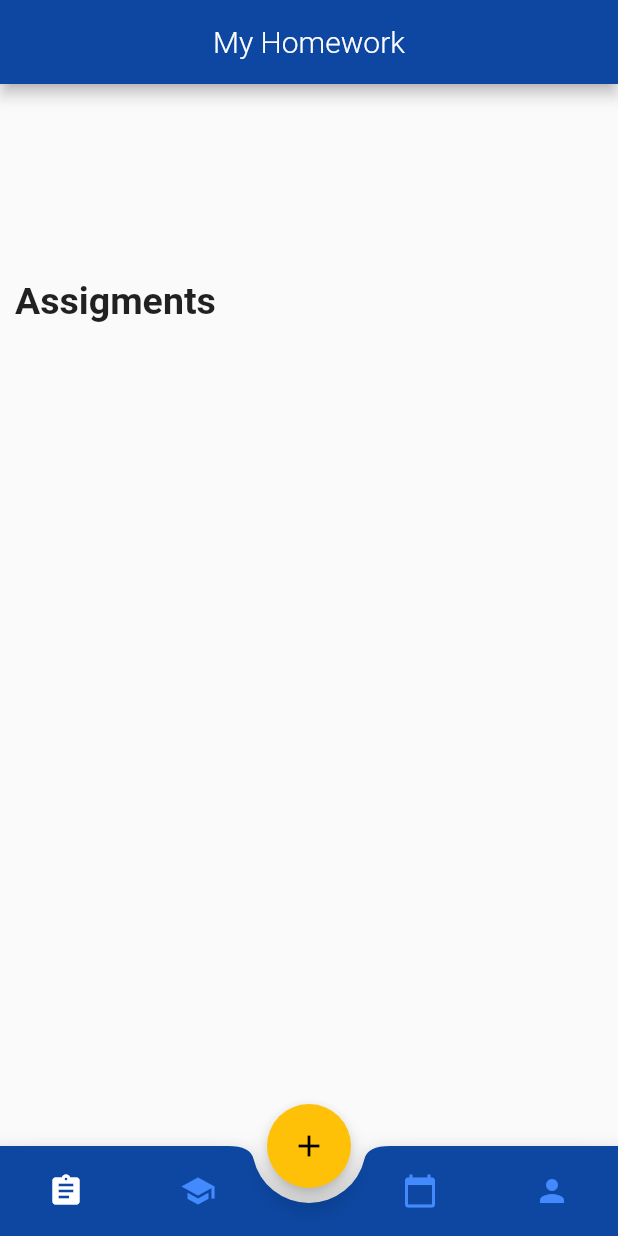
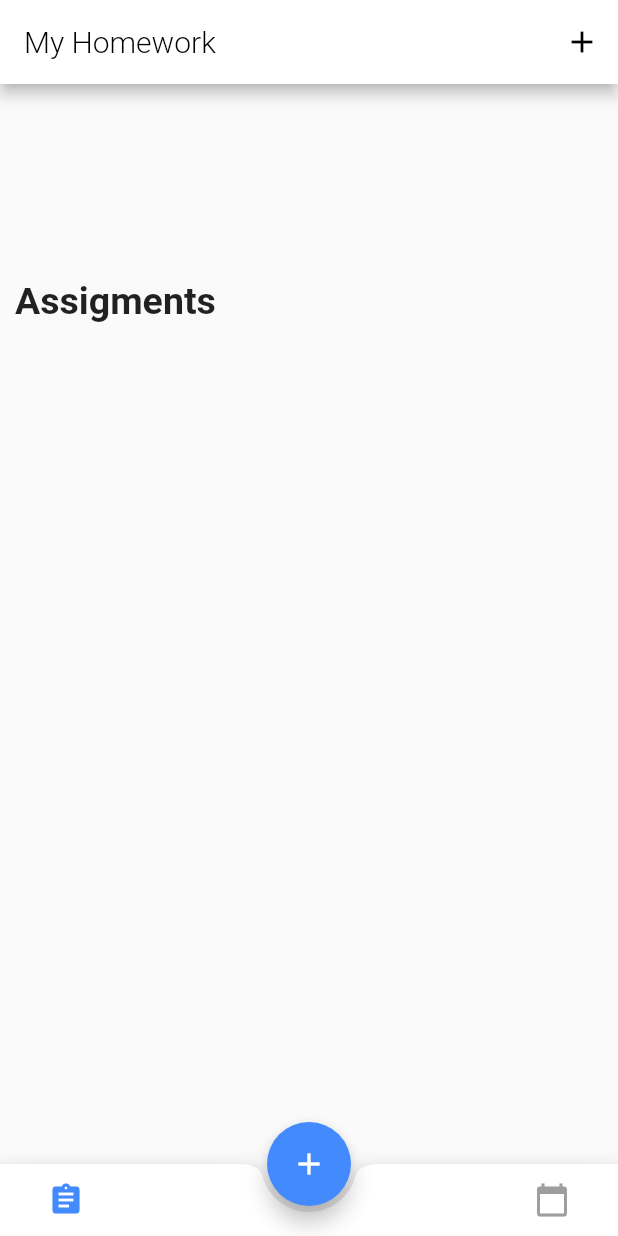
Before and after one commit to Josefrancasrod/school_app, a Flutter app: the screen it shows after launch, on a phone screen of 412 x 824 dp. Run offline on Flutter 3.47's test engine with Material 2 defaults, Android fonts, the phone set to English and light mode, and no system bars; missing offline and left inert: flutter_material_color_picker.

Commit message:
change primary color and delete access to new class screen

```diff
--- a/lib/main.dart
+++ b/lib/main.dart
@@ -32,7 +32,7 @@ class MyApp extends StatelessWidget {
         title: 'Flutter Demo',
         theme: ThemeData(
           primaryColor: Colors.blue[900],
-          accentColor: Colors.amber,
+          accentColor: Colors.blueAccent,
           visualDensity: VisualDensity.adaptivePlatformDensity,
         ),
         home: TabsScreen(),
--- a/lib/screens/tabs_screen.dart
+++ b/lib/screens/tabs_screen.dart
@@ -34,7 +34,7 @@ class _TabsScreenState extends State<TabsScreen> {
   }
 
   Color _selectedOption(int index) {
-    return index == _selectedPageIndex ? Colors.white : Colors.blueAccent;
+    return index == _selectedPageIndex ? Colors.blueAccent : Colors.grey;
   }
 
   Widget _bottomButtonsCreation(
@@ -52,13 +52,17 @@ class _TabsScreenState extends State<TabsScreen> {
   Widget build(BuildContext context) {
     return Scaffold(
       appBar: AppBar(
-        backgroundColor: Theme.of(context).primaryColor,
-        title: Center(
-          child: Text(
+        backgroundColor: Colors.white,
+        title: Text(
           _pages[_selectedPageIndex]['title'],
-            style: TextStyle(fontWeight: FontWeight.w300),
+          style: TextStyle(fontWeight: FontWeight.w300, color: Colors.black),
         ),
+        actions: <Widget>[
+          IconButton(
+            onPressed: () {},
+            icon: Icon(Icons.add, color: Colors.black,),
           ),
+        ],
       ),
       body: _pages[_selectedPageIndex]['page'],
       floatingActionButton: FloatingActionButton(
@@ -66,20 +70,18 @@ class _TabsScreenState extends State<TabsScreen> {
           Navigator.of(context).pushNamed(NewHomeworkScreen.routeName);
           //Add a new[Homework, Class, ]
         },
-        child: Icon(Icons.add),
+        child: Icon(
+          Icons.add,
+          color: Colors.white,
+        ),
+        backgroundColor: Colors.blueAccent,
       ),
       floatingActionButtonLocation: FloatingActionButtonLocation.centerDocked,
       bottomNavigationBar: BottomAppBar(
-        color: Theme.of(context).primaryColor,
-        notchMargin: 10,
         shape: CircularNotchedRectangle(),
         child: Container(
-          height: 60,
           child: Row(
             mainAxisAlignment: MainAxisAlignment.spaceBetween,
-            children: <Widget>[
-              Row(
-                mainAxisAlignment: MainAxisAlignment.start,
             children: <Widget>[
               _bottomButtonsCreation(
                 _selectedOption(0),
@@ -88,30 +90,11 @@ class _TabsScreenState extends State<TabsScreen> {
                 _selectedPageIndex,
               ),
               _bottomButtonsCreation(
-                    _selectedOption(1),
-                    () => _selectPage(1),
-                    Icons.school,
-                    _selectedPageIndex,
-                  ),
-                ],
-              ),
-              Row(
-                mainAxisAlignment: MainAxisAlignment.end,
-                children: <Widget>[
-                  _bottomButtonsCreation(
                 _selectedOption(2),
                 () => _selectPage(2),
                 Icons.calendar_today,
                 _selectedPageIndex,
               ),
-                  _bottomButtonsCreation(
-                    _selectedOption(3), //Add a new Screen of user
-                    () => _selectPage(3),
-                    Icons.person,
-                    _selectedPageIndex,
-                  ),
-                ],
-              )
             ],
           ),
         ),
```
Lines whose indentation alone changed are shown as unchanged.
